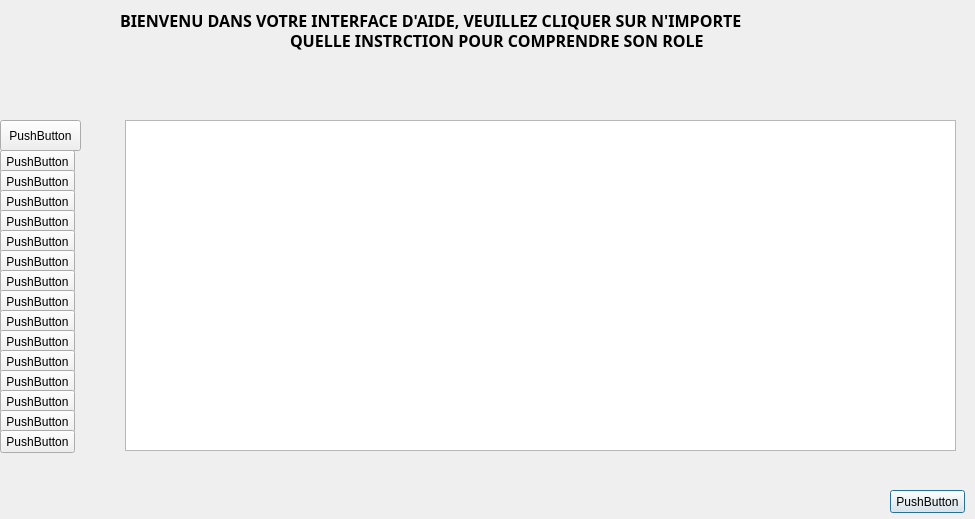
This is aide.ui in angeparfait/mu0_simulator as Qt 5 draws it before an edit. The edited form follows.
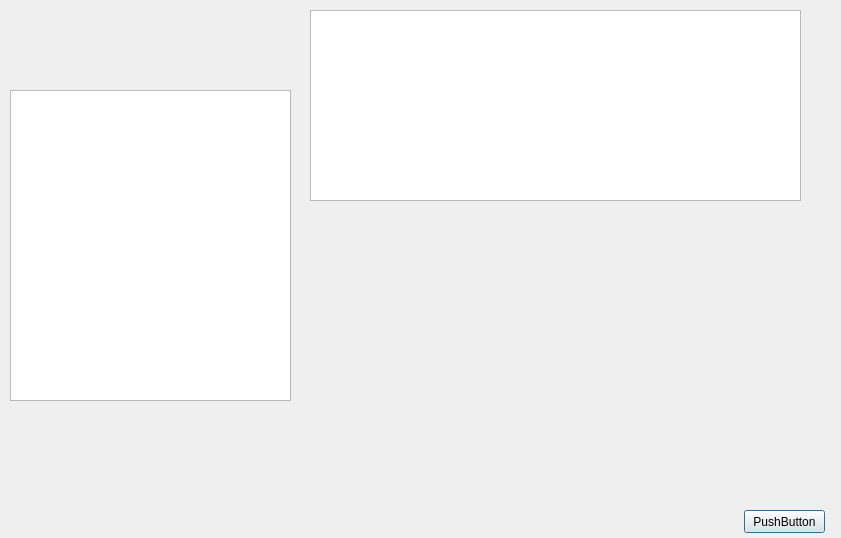
This is the edited form.

```diff
--- a/aide.ui
+++ b/aide.ui
@@ -6,295 +6,51 @@
    <rect>
     <x>0</x>
     <y>0</y>
-    <width>975</width>
-    <height>519</height>
+    <width>841</width>
+    <height>538</height>
    </rect>
   </property>
   <property name="windowTitle">
    <string>Aide</string>
   </property>
-  <widget class="QPushButton" name="pushButton">
-   <property name="geometry">
-    <rect>
-     <x>890</x>
-     <y>490</y>
-     <width>75</width>
-     <height>23</height>
-    </rect>
-   </property>
-   <property name="text">
-    <string>PushButton</string>
-   </property>
-  </widget>
-  <widget class="QPushButton" name="pushButton_2">
-   <property name="geometry">
-    <rect>
-     <x>0</x>
-     <y>120</y>
-     <width>81</width>
-     <height>31</height>
-    </rect>
-   </property>
-   <property name="text">
-    <string>PushButton</string>
-   </property>
-  </widget>
-  <widget class="QPushButton" name="pushButton_3">
-   <property name="geometry">
-    <rect>
-     <x>0</x>
-     <y>150</y>
-     <width>75</width>
-     <height>23</height>
-    </rect>
-   </property>
-   <property name="text">
-    <string>PushButton</string>
-   </property>
-  </widget>
-  <widget class="QPushButton" name="pushButton_4">
-   <property name="geometry">
-    <rect>
-     <x>0</x>
-     <y>170</y>
-     <width>75</width>
-     <height>23</height>
-    </rect>
-   </property>
-   <property name="text">
-    <string>PushButton</string>
-   </property>
-  </widget>
-  <widget class="QPushButton" name="pushButton_5">
-   <property name="geometry">
-    <rect>
-     <x>0</x>
-     <y>190</y>
-     <width>75</width>
-     <height>23</height>
-    </rect>
-   </property>
-   <property name="text">
-    <string>PushButton</string>
-   </property>
-  </widget>
-  <widget class="QPushButton" name="pushButton_6">
-   <property name="geometry">
-    <rect>
-     <x>0</x>
-     <y>210</y>
-     <width>75</width>
-     <height>23</height>
-    </rect>
-   </property>
-   <property name="text">
-    <string>PushButton</string>
-   </property>
-  </widget>
-  <widget class="QPushButton" name="pushButton_7">
-   <property name="geometry">
-    <rect>
-     <x>0</x>
-     <y>230</y>
-     <width>75</width>
-     <height>23</height>
-    </rect>
-   </property>
-   <property name="text">
-    <string>PushButton</string>
-   </property>
-  </widget>
-  <widget class="QPushButton" name="pushButton_9">
-   <property name="geometry">
-    <rect>
-     <x>0</x>
-     <y>250</y>
-     <width>75</width>
-     <height>23</height>
-    </rect>
-   </property>
-   <property name="text">
-    <string>PushButton</string>
-   </property>
-  </widget>
-  <widget class="QPushButton" name="pushButton_10">
-   <property name="geometry">
-    <rect>
-     <x>0</x>
-     <y>270</y>
-     <width>75</width>
-     <height>23</height>
-    </rect>
-   </property>
-   <property name="text">
-    <string>PushButton</string>
-   </property>
-  </widget>
-  <widget class="QPushButton" name="pushButton_11">
-   <property name="geometry">
-    <rect>
-     <x>0</x>
-     <y>290</y>
-     <width>75</width>
-     <height>23</height>
-    </rect>
-   </property>
-   <property name="text">
-    <string>PushButton</string>
-   </property>
-  </widget>
-  <widget class="QPushButton" name="pushButton_12">
-   <property name="geometry">
-    <rect>
-     <x>0</x>
-     <y>310</y>
-     <width>75</width>
-     <height>23</height>
-    </rect>
-   </property>
-   <property name="text">
-    <string>PushButton</string>
-   </property>
-  </widget>
-  <widget class="QPushButton" name="pushButton_13">
-   <property name="geometry">
-    <rect>
-     <x>0</x>
-     <y>330</y>
-     <width>75</width>
-     <height>23</height>
-    </rect>
-   </property>
-   <property name="text">
-    <string>PushButton</string>
-   </property>
-  </widget>
-  <widget class="QPushButton" name="pushButton_14">
-   <property name="geometry">
-    <rect>
-     <x>0</x>
-     <y>350</y>
-     <width>75</width>
-     <height>23</height>
-    </rect>
-   </property>
-   <property name="text">
-    <string>PushButton</string>
-   </property>
-  </widget>
-  <widget class="QPushButton" name="pushButton_15">
-   <property name="geometry">
-    <rect>
-     <x>0</x>
-     <y>370</y>
-     <width>75</width>
-     <height>23</height>
-    </rect>
-   </property>
-   <property name="text">
-    <string>PushButton</string>
-   </property>
-  </widget>
-  <widget class="QPushButton" name="pushButton_16">
-   <property name="geometry">
-    <rect>
-     <x>0</x>
-     <y>390</y>
-     <width>75</width>
-     <height>23</height>
-    </rect>
-   </property>
-   <property name="text">
-    <string>PushButton</string>
-   </property>
-  </widget>
-  <widget class="QPushButton" name="pushButton_17">
-   <property name="geometry">
-    <rect>
-     <x>0</x>
-     <y>410</y>
-     <width>75</width>
-     <height>23</height>
-    </rect>
-   </property>
-   <property name="text">
-    <string>PushButton</string>
-   </property>
-  </widget>
-  <widget class="QPushButton" name="pushButton_18">
-   <property name="geometry">
-    <rect>
-     <x>0</x>
-     <y>430</y>
-     <width>75</width>
-     <height>23</height>
-    </rect>
-   </property>
-   <property name="text">
-    <string>PushButton</string>
-   </property>
-  </widget>
-  <widget class="QLabel" name="label_2">
-   <property name="geometry">
-    <rect>
-     <x>120</x>
-     <y>10</y>
-     <width>921</width>
-     <height>20</height>
-    </rect>
-   </property>
-   <property name="font">
-    <font>
-     <family>Brush Script Std</family>
-     <pointsize>12</pointsize>
-     <weight>75</weight>
-     <bold>true</bold>
-    </font>
-   </property>
-   <property name="text">
-    <string>BIENVENU DANS VOTRE INTERFACE D'AIDE, VEUILLEZ CLIQUER SUR N'IMPORTE</string>
-   </property>
-  </widget>
-  <widget class="QLabel" name="label_3">
-   <property name="geometry">
-    <rect>
-     <x>290</x>
-     <y>30</y>
-     <width>431</width>
-     <height>20</height>
-    </rect>
-   </property>
-   <property name="font">
-    <font>
-     <family>Brush Script Std</family>
-     <pointsize>12</pointsize>
-     <weight>75</weight>
-     <bold>true</bold>
-    </font>
-   </property>
-   <property name="text">
-    <string>QUELLE INSTRCTION POUR COMPRENDRE SON ROLE</string>
-   </property>
-  </widget>
   <widget class="QTextBrowser" name="textBrowser">
    <property name="geometry">
     <rect>
-     <x>125</x>
-     <y>120</y>
-     <width>831</width>
-     <height>331</height>
+     <x>310</x>
+     <y>10</y>
+     <width>491</width>
+     <height>191</height>
     </rect>
    </property>
    <property name="font">
     <font>
-     <family>Brush Script Std</family>
-     <pointsize>26</pointsize>
-     <weight>50</weight>
-     <italic>true</italic>
-     <bold>false</bold>
+     <pointsize>16</pointsize>
     </font>
    </property>
   </widget>
+  <widget class="QPushButton" name="pushButton_17">
+   <property name="geometry">
+    <rect>
+     <x>744</x>
+     <y>510</y>
+     <width>81</width>
+     <height>23</height>
+    </rect>
+   </property>
+   <property name="text">
+    <string>PushButton</string>
+   </property>
+  </widget>
+  <widget class="QListWidget" name="listWidget">
+   <property name="geometry">
+    <rect>
+     <x>10</x>
+     <y>90</y>
+     <width>281</width>
+     <height>311</height>
+    </rect>
+   </property>
+  </widget>
  </widget>
  <resources/>
  <connections>
```
Left out of the diff: 21 changed lines with no effect on the pictures.
